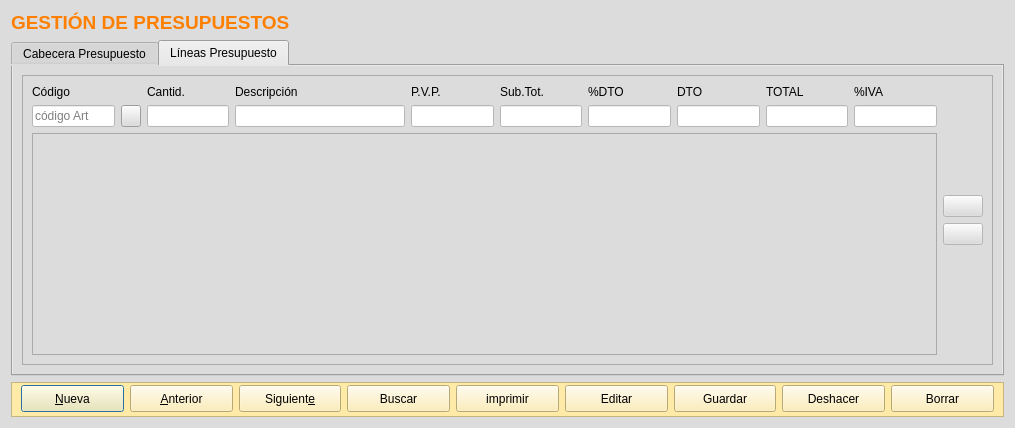
The window that frmpresupuestoscli.ui (arcnexus/RedFoX) describes before a commit, drawn with Qt 5.
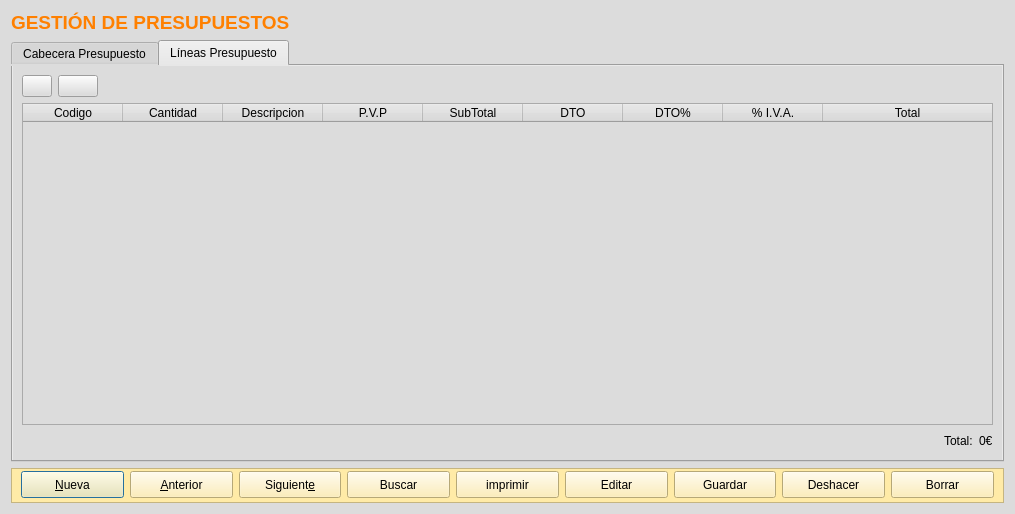
The same window after the commit. The open tabs and pages were chosen to show the change. Icons and pictures are not drawn.

Diff of the .ui file:
```diff
--- a/frmpresupuestoscli.ui
+++ b/frmpresupuestoscli.ui
@@ -7,13 +7,19 @@
     <x>0</x>
     <y>0</y>
     <width>1004</width>
-    <height>428</height>
+    <height>514</height>
    </rect>
   </property>
+  <property name="sizePolicy">
+   <sizepolicy hsizetype="Expanding" vsizetype="Expanding">
+    <horstretch>0</horstretch>
+    <verstretch>0</verstretch>
+   </sizepolicy>
+  </property>
   <property name="maximumSize">
    <size>
     <width>16777215</width>
-    <height>452</height>
+    <height>16777215</height>
    </size>
   </property>
   <property name="windowTitle">
@@ -1990,346 +1996,164 @@
        <string>Líneas Presupuesto</string>
       </attribute>
       <layout class="QGridLayout" name="gridLayout_3">
+       <item row="1" column="0" colspan="3">
+        <widget class="QTableWidget" name="Lineas">
+         <property name="horizontalScrollBarPolicy">
+          <enum>Qt::ScrollBarAsNeeded</enum>
+         </property>
+         <property name="alternatingRowColors">
+          <bool>true</bool>
+         </property>
+         <property name="selectionMode">
+          <enum>QAbstractItemView::MultiSelection</enum>
+         </property>
+         <property name="selectionBehavior">
+          <enum>QAbstractItemView::SelectRows</enum>
+         </property>
+         <property name="gridStyle">
+          <enum>Qt::DotLine</enum>
+         </property>
+         <property name="cornerButtonEnabled">
+          <bool>true</bool>
+         </property>
+         <attribute name="horizontalHeaderCascadingSectionResizes">
+          <bool>false</bool>
+         </attribute>
+         <attribute name="horizontalHeaderMinimumSectionSize">
+          <number>100</number>
+         </attribute>
+         <attribute name="horizontalHeaderShowSortIndicator" stdset="0">
+          <bool>false</bool>
+         </attribute>
+         <attribute name="horizontalHeaderStretchLastSection">
+          <bool>true</bool>
+         </attribute>
+         <attribute name="verticalHeaderCascadingSectionResizes">
+          <bool>false</bool>
+         </attribute>
+         <attribute name="verticalHeaderStretchLastSection">
+          <bool>false</bool>
+         </attribute>
+         <column>
+          <property name="text">
+           <string>Codigo</string>
+          </property>
+         </column>
+         <column>
+          <property name="text">
+           <string>Cantidad</string>
+          </property>
+         </column>
+         <column>
+          <property name="text">
+           <string>Descripcion</string>
+          </property>
+         </column>
+         <column>
+          <property name="text">
+           <string>P.V.P</string>
+          </property>
+         </column>
+         <column>
+          <property name="text">
+           <string>SubTotal</string>
+          </property>
+         </column>
+         <column>
+          <property name="text">
+           <string>DTO</string>
+          </property>
+         </column>
+         <column>
+          <property name="text">
+           <string>DTO%</string>
+          </property>
+         </column>
+         <column>
+          <property name="text">
+           <string>% I.V.A.</string>
+          </property>
+         </column>
+         <column>
+          <property name="text">
+           <string>Total</string>
+          </property>
+         </column>
+        </widget>
+       </item>
+       <item row="0" column="2">
+        <spacer name="horizontalSpacer_2">
+         <property name="orientation">
+          <enum>Qt::Horizontal</enum>
+         </property>
+         <property name="sizeHint" stdset="0">
+          <size>
+           <width>897</width>
+           <height>20</height>
+          </size>
+         </property>
+        </spacer>
+       </item>
        <item row="0" column="0">
-        <widget class="QFrame" name="frame_6">
-         <property name="minimumSize">
+        <widget class="QPushButton" name="btnAnadirLinea">
+         <property name="maximumSize">
           <size>
-           <width>531</width>
-           <height>0</height>
+           <width>30</width>
+           <height>16777215</height>
           </size>
          </property>
-         <property name="frameShape">
-          <enum>QFrame::StyledPanel</enum>
+         <property name="toolTip">
+          <string>Añadir línea con los datos cargados</string>
          </property>
-         <property name="frameShadow">
-          <enum>QFrame::Raised</enum>
+         <property name="text">
+          <string/>
          </property>
-         <layout class="QGridLayout" name="gridLayout_23">
-          <item row="0" column="0">
-           <layout class="QVBoxLayout" name="verticalLayout_3">
-            <item>
-             <layout class="QGridLayout" name="gridLayout_24">
-              <item row="0" column="0">
-               <widget class="QLabel" name="label_48">
-                <property name="text">
-                 <string>Código</string>
-                </property>
-               </widget>
-              </item>
-              <item row="0" column="2">
-               <widget class="QLabel" name="label_49">
-                <property name="text">
-                 <string>Cantid.</string>
-                </property>
-               </widget>
-              </item>
-              <item row="0" column="7">
-               <widget class="QLabel" name="label_50">
-                <property name="text">
-                 <string>DTO</string>
-                </property>
-               </widget>
-              </item>
-              <item row="1" column="7">
-               <widget class="QLineEdit" name="txtDtoArticulo">
-                <property name="enabled">
-                 <bool>false</bool>
-                </property>
-                <property name="styleSheet">
-                 <string notr="true">background-color: rgb(255, 255, 255);</string>
-                </property>
-                <property name="alignment">
-                 <set>Qt::AlignRight|Qt::AlignTrailing|Qt::AlignVCenter</set>
-                </property>
-                <property name="readOnly">
-                 <bool>true</bool>
-                </property>
-               </widget>
-              </item>
-              <item row="0" column="3">
-               <widget class="QLabel" name="label_51">
-                <property name="text">
-                 <string>Descripción</string>
-                </property>
-               </widget>
-              </item>
-              <item row="0" column="4">
-               <widget class="QLabel" name="label_52">
-                <property name="text">
-                 <string>P.V.P.</string>
-                </property>
-               </widget>
-              </item>
-              <item row="0" column="5">
-               <widget class="QLabel" name="label_53">
-                <property name="text">
-                 <string>Sub.Tot.</string>
-                </property>
-               </widget>
-              </item>
-              <item row="1" column="5">
-               <widget class="QLineEdit" name="txtSubtotalArticulo">
-                <property name="enabled">
-                 <bool>false</bool>
-                </property>
-                <property name="styleSheet">
-                 <string notr="true">background-color: rgb(255, 255, 255);</string>
-                </property>
-                <property name="alignment">
-                 <set>Qt::AlignRight|Qt::AlignTrailing|Qt::AlignVCenter</set>
-                </property>
-                <property name="readOnly">
-                 <bool>true</bool>
-                </property>
-               </widget>
-              </item>
-              <item row="1" column="6">
-               <widget class="QLineEdit" name="txtPorcDtoArticulo">
-                <property name="styleSheet">
-                 <string notr="true">background-color: rgb(255, 255, 255);</string>
-                </property>
-                <property name="alignment">
-                 <set>Qt::AlignRight|Qt::AlignTrailing|Qt::AlignVCenter</set>
-                </property>
-                <property name="readOnly">
-                 <bool>true</bool>
-                </property>
-                <property name="placeholderText">
-                 <string/>
-                </property>
-               </widget>
-              </item>
-              <item row="0" column="6">
-               <widget class="QLabel" name="label_54">
-                <property name="text">
-                 <string>%DTO</string>
-                </property>
-               </widget>
-              </item>
-              <item row="1" column="0">
-               <widget class="QLineEdit" name="txtcCodigoArticulo">
-                <property name="styleSheet">
-                 <string notr="true">background-color: rgb(255, 255, 255);</string>
-                </property>
-                <property name="readOnly">
-                 <bool>true</bool>
-                </property>
-                <property name="placeholderText">
-                 <string>código Art</string>
-                </property>
-               </widget>
-              </item>
-              <item row="1" column="4">
-               <widget class="QLineEdit" name="txtPVPArticulo">
-                <property name="styleSheet">
-                 <string notr="true">background-color: rgb(255, 255, 255);</string>
-                </property>
-                <property name="alignment">
-                 <set>Qt::AlignRight|Qt::AlignTrailing|Qt::AlignVCenter</set>
-                </property>
-                <property name="readOnly">
-                 <bool>true</bool>
-                </property>
-                <property name="placeholderText">
-                 <string/>
-                </property>
-               </widget>
-              </item>
-              <item row="0" column="8">
-               <widget class="QLabel" name="label_65">
-                <property name="text">
-                 <string>TOTAL</string>
-                </property>
-               </widget>
-              </item>
-              <item row="1" column="3">
-               <widget class="QLineEdit" name="txtDescripcionArticulo">
-                <property name="minimumSize">
-                 <size>
-                  <width>170</width>
-                  <height>0</height>
-                 </size>
-                </property>
-                <property name="styleSheet">
-                 <string notr="true">background-color: rgb(255, 255, 255);</string>
-                </property>
-                <property name="readOnly">
-                 <bool>true</bool>
-                </property>
-                <property name="placeholderText">
-                 <string/>
-                </property>
-               </widget>
-              </item>
-              <item row="1" column="8">
-               <widget class="QLineEdit" name="txtTotalArticulo">
-                <property name="enabled">
-                 <bool>false</bool>
-                </property>
-                <property name="styleSheet">
-                 <string notr="true">background-color: rgb(255, 255, 255);</string>
-                </property>
-                <property name="alignment">
-                 <set>Qt::AlignRight|Qt::AlignTrailing|Qt::AlignVCenter</set>
-                </property>
-                <property name="readOnly">
-                 <bool>true</bool>
-                </property>
-               </widget>
-              </item>
-              <item row="1" column="2">
-               <widget class="QLineEdit" name="txtcCantidadArticulo">
-                <property name="styleSheet">
-                 <string notr="true">background-color: rgb(255, 255, 255);</string>
-                </property>
-                <property name="alignment">
-                 <set>Qt::AlignRight|Qt::AlignTrailing|Qt::AlignVCenter</set>
-                </property>
-                <property name="readOnly">
-                 <bool>true</bool>
-                </property>
-                <property name="placeholderText">
-                 <string/>
-                </property>
-               </widget>
-              </item>
-              <item row="1" column="1">
-               <widget class="QPushButton" name="btnAnadirLinea">
-                <property name="maximumSize">
-                 <size>
-                  <width>20</width>
-                  <height>16777215</height>
-                 </size>
-                </property>
-                <property name="toolTip">
-                 <string>Añadir línea con los datos cargados</string>
-                </property>
-                <property name="text">
-                 <string/>
-                </property>
-                <property name="icon">
-                 <iconset resource="terra.qrc">
-                  <normaloff>:/Icons/PNG/add.png</normaloff>:/Icons/PNG/add.png</iconset>
-                </property>
-               </widget>
-              </item>
-              <item row="1" column="9">
-               <widget class="QLineEdit" name="txtPorcIVAArticulo">
-                <property name="styleSheet">
-                 <string notr="true">background-color: rgb(255, 255, 255);</string>
-                </property>
-               </widget>
-              </item>
-              <item row="0" column="9">
-               <widget class="QLabel" name="label_66">
-                <property name="text">
-                 <string>%IVA</string>
-                </property>
-               </widget>
-              </item>
-             </layout>
-            </item>
-            <item>
-             <widget class="QTableView" name="Lineas">
-              <property name="alternatingRowColors">
-               <bool>true</bool>
-              </property>
-              <property name="selectionMode">
-               <enum>QAbstractItemView::SingleSelection</enum>
-              </property>
-              <property name="selectionBehavior">
-               <enum>QAbstractItemView::SelectRows</enum>
-              </property>
-              <property name="gridStyle">
-               <enum>Qt::DotLine</enum>
-              </property>
-              <attribute name="verticalHeaderVisible">
-               <bool>false</bool>
-              </attribute>
-              <attribute name="verticalHeaderHighlightSections">
-               <bool>false</bool>
-              </attribute>
-             </widget>
-            </item>
-           </layout>
-          </item>
-          <item row="0" column="1">
-           <layout class="QVBoxLayout" name="verticalLayout_4">
-            <item>
-             <spacer name="verticalSpacer_9">
-              <property name="orientation">
-               <enum>Qt::Vertical</enum>
-              </property>
-              <property name="sizeHint" stdset="0">
-               <size>
-                <width>20</width>
-                <height>40</height>
-               </size>
-              </property>
-             </spacer>
-            </item>
-            <item>
-             <widget class="QPushButton" name="botEditarLinea">
-              <property name="enabled">
-               <bool>false</bool>
-              </property>
-              <property name="toolTip">
-               <string>Editar la línea seleccionada</string>
-              </property>
-              <property name="text">
-               <string/>
-              </property>
-              <property name="icon">
-               <iconset resource="terra.qrc">
-                <normaloff>:/Icons/PNG/edit.png</normaloff>:/Icons/PNG/edit.png</iconset>
-              </property>
-              <property name="iconSize">
-               <size>
-                <width>24</width>
-                <height>24</height>
-               </size>
-              </property>
-             </widget>
-            </item>
-            <item>
-             <widget class="QPushButton" name="botBorrarLinea">
-              <property name="enabled">
-               <bool>false</bool>
-              </property>
-              <property name="toolTip">
-               <string>Borrar la línea seleccionada</string>
-              </property>
-              <property name="text">
-               <string/>
-              </property>
-              <property name="icon">
-               <iconset resource="terra.qrc">
-                <normaloff>:/Icons/PNG/Delete.png</normaloff>:/Icons/PNG/Delete.png</iconset>
-              </property>
-              <property name="iconSize">
-               <size>
-                <width>24</width>
-                <height>24</height>
-               </size>
-              </property>
-             </widget>
-            </item>
-            <item>
-             <spacer name="verticalSpacer_10">
-              <property name="orientation">
-               <enum>Qt::Vertical</enum>
-              </property>
-              <property name="sizeHint" stdset="0">
-               <size>
-                <width>20</width>
-                <height>40</height>
-               </size>
-              </property>
-             </spacer>
-            </item>
-           </layout>
-          </item>
-         </layout>
+         <property name="icon">
+          <iconset resource="terra.qrc">
+           <normaloff>:/Icons/PNG/add.png</normaloff>:/Icons/PNG/add.png</iconset>
+         </property>
+        </widget>
+       </item>
+       <item row="2" column="0" colspan="3">
+        <layout class="QHBoxLayout" name="horizontalLayout">
+         <item>
+          <spacer name="horizontalSpacer_3">
+           <property name="orientation">
+            <enum>Qt::Horizontal</enum>
+           </property>
+           <property name="sizeHint" stdset="0">
+            <size>
+             <width>40</width>
+             <height>20</height>
+            </size>
+           </property>
+          </spacer>
+         </item>
+         <item>
+          <widget class="QLabel" name="label_12">
+           <property name="text">
+            <string>Total:</string>
+           </property>
+          </widget>
+         </item>
+         <item>
+          <widget class="QLabel" name="lbl_total">
+           <property name="text">
+            <string>0€</string>
+           </property>
+          </widget>
+         </item>
+        </layout>
+       </item>
+       <item row="0" column="1">
+        <widget class="QPushButton" name="btn_borrarLinea">
+         <property name="text">
+          <string/>
+         </property>
+         <property name="icon">
+          <iconset resource="terra.qrc">
+           <normaloff>:/Icons/PNG/Delete.png</normaloff>:/Icons/PNG/Delete.png</iconset>
+         </property>
         </widget>
        </item>
       </layout>
```
Left out of the diff: 457 changed lines with no effect on the pictures.
